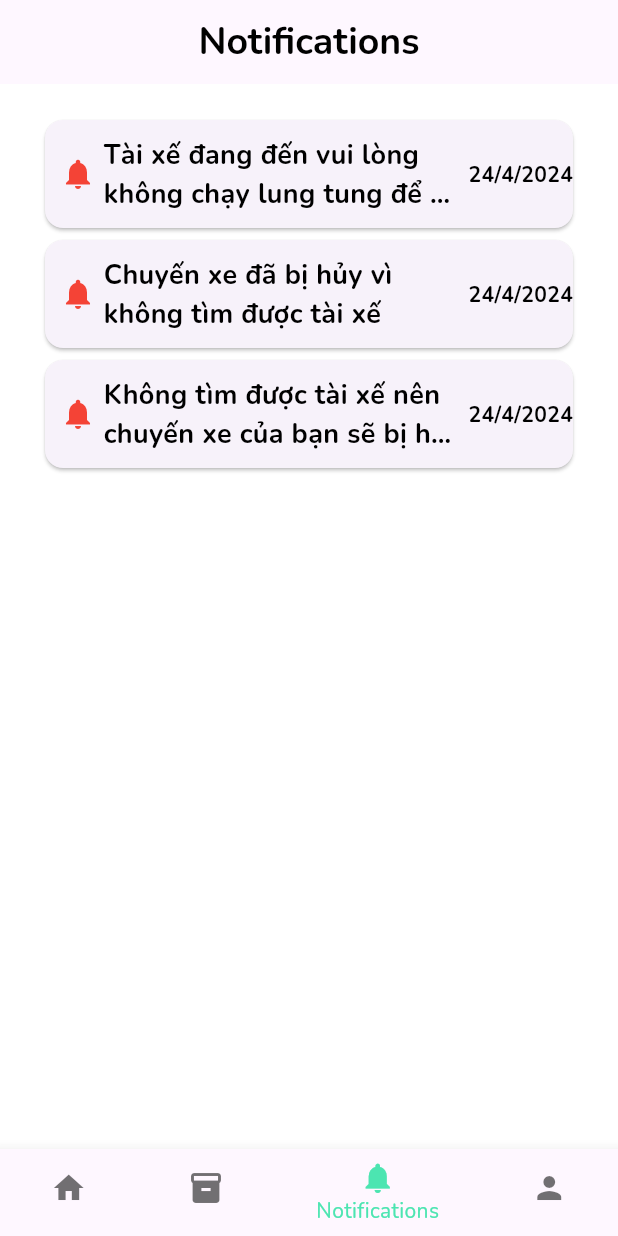
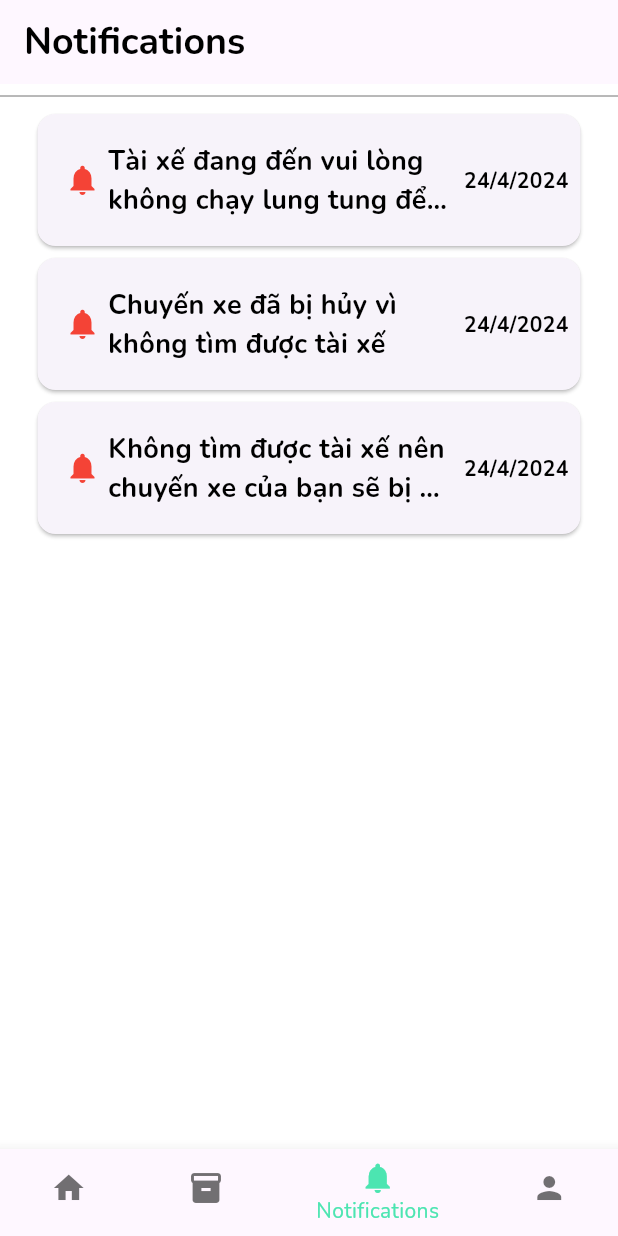
Before and after one commit to GOP-service/gop_mobile_ui, a Flutter app: the NotificationPage screen opened by its route, on a phone screen of 412 x 824 dp. Run offline on Flutter 3.47's test engine with Material 3 defaults, Android fonts, the phone set to English and light mode, and no system bars; our stand-ins replace dio, flutter_bloc, flutter_svg, go_router, pin_code_fields, shared_preferences; accounts and stored records are empty.

Commit message:
update_ui

```diff
--- a/lib/src/presentation/screen/notification_page.dart
+++ b/lib/src/presentation/screen/notification_page.dart
@@ -1,5 +1,6 @@
 import 'package:flutter/material.dart';
 import 'package:go_router/go_router.dart';
+import 'package:gop_passenger/core/app_color.dart';
 
 
 class NotificationPage extends StatelessWidget {
@@ -18,16 +19,16 @@
             fontSize: 25,
           ),
         ),
-        // backgroundColor: Colors.orange[200], // Đặt màu nền xanh
-        centerTitle: true, // Căn giữa tiêu đề trên AppBar
-
       ),
       backgroundColor: Colors.white,
       body: const Center(
         child: Column(
           crossAxisAlignment: CrossAxisAlignment.start,
           children: <Widget>[
-            SizedBox(height: 20,),
+            Divider(
+              color: AppColor.blackColor,
+              thickness: BorderSide.strokeAlignCenter,
+            ),
             NotificationCardItem(
               notificationName: 'Tài xế đang đến vui lòng không chạy lung tung để tài xế dễ tìm ',
               notificationTime: '24/4/2024',
@@ -71,16 +72,18 @@
           isPressed = true;
         });
       },
+      child: Center(
         child: SizedBox(
-        width: 360,
+          width: 370,
           child: Row(
             children: <Widget>[
               Flexible(
                 child: Card(
-                child: Column(
-                  crossAxisAlignment: CrossAxisAlignment.start,
-                  children: <Widget>[
-                    Row(
+                  margin: const EdgeInsets.all(4.0),
+                  surfaceTintColor: Colors.white,
+                  child: Padding(
+                    padding: const EdgeInsets.all(8.0),
+                    child: Row(
                         mainAxisAlignment: MainAxisAlignment.spaceBetween,
                         children: [
                           Flexible(
@@ -119,13 +122,13 @@
                           ),
                         ],
                       ),
-                  ],
                   ),
                 ),
               ),
             ],
           ),
         ),
+      ),
     );
   }
 }
```
Also changed, not shown: lib/src/presentation/screen/order_detail_item.dart (+124 -61 lines), lib/src/presentation/screen/order_history_page.dart (+4 -4 lines). Lines whose indentation alone changed are shown as unchanged.
